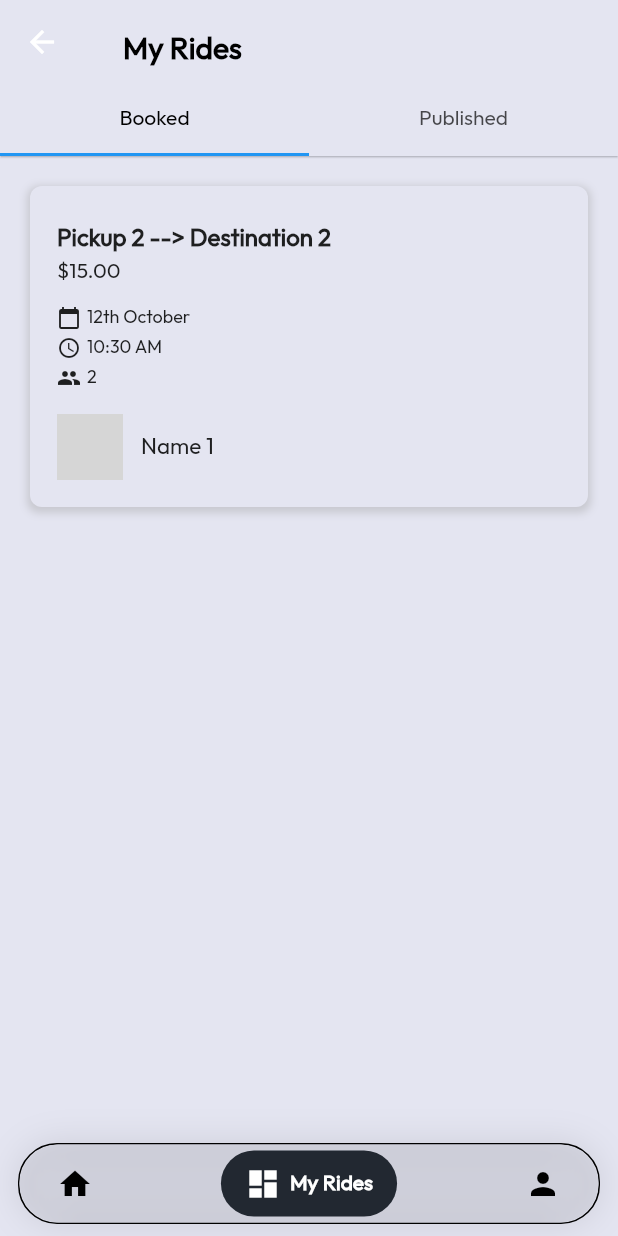
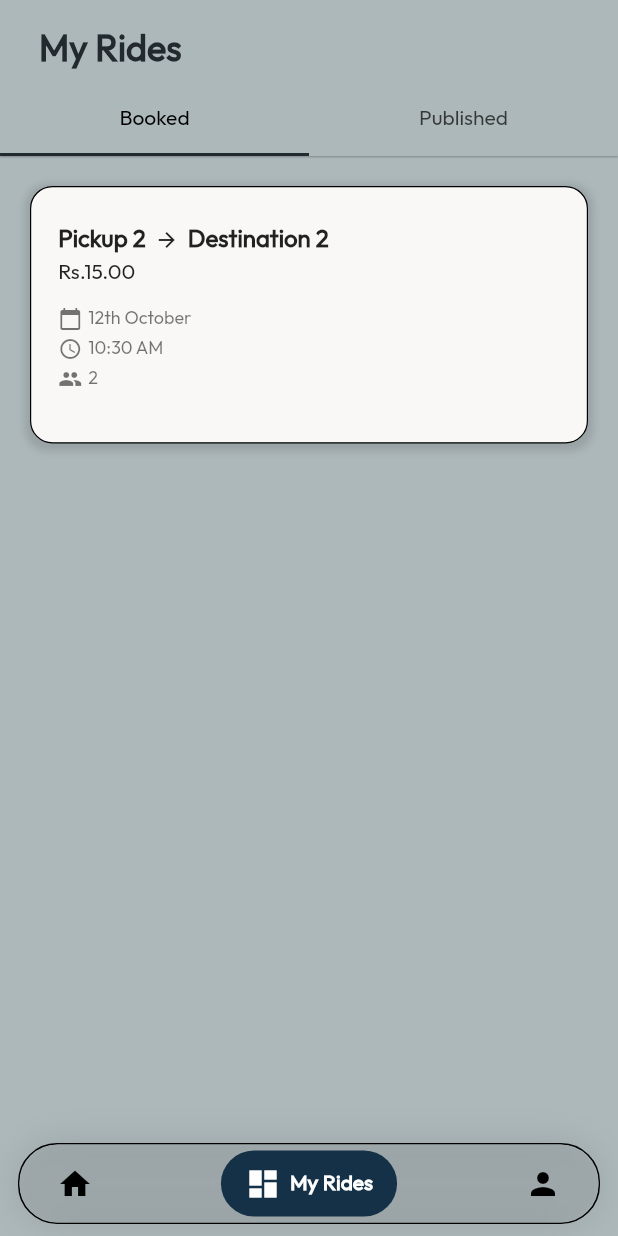
Before and after one commit to siddharthkanna/Commutify, a Flutter app: the RidePublished screen opened directly, after a tap on "See My Rides", on a phone screen of 412 x 824 dp. Run offline on Flutter 3.47's test engine with Material 2 defaults, Android fonts, the phone set to English and light mode, and no system bars; drawn by our look-alikes of google_nav_bar; our stand-ins replace carousel_slider, firebase_auth, firebase_core, flutter_dotenv, flutter_map, flutter_riverpod and 3 more; accounts and stored records are empty; network calls fail; grey boxes are pictures that could not be loaded.

Commit message:
ui changes

```diff
--- a/lib/Themes/app_theme.dart
+++ b/lib/Themes/app_theme.dart
@@ -1,12 +1,10 @@
 import 'package:flutter/material.dart';
 
 class Apptheme {
-  static const Color primaryColor = Color(0xff222831);
-  static const Color secondaryColor = Color(0xff484b46);
-  static const Color thirdColor = Color(0xffd2d3db);
-  static const Color fourthColor = Color(0xffe4e5f1);
-  static const Color conatainer = Color(0xffe4e5f1);
-  static const Color inputBox = Color(0xffd2d3db);
-  static const Color button = Color(0xff484b6a);
-  static const Color background = Color(0xffcfebf9);
+  static const Color mist = Color(0xffadb8bb);
+  static const Color noir = Color(0xff232a2f);
+  static const Color navy = Color(0xff153147);
+  static const Color almond = Color(0xffedeae4);
+  static const Color ivory = Color(0xfff9f8f7);
+  static const Color backgroundblue = Color(0xffCFEBF9);
 }
--- a/lib/components/navbar.dart
+++ b/lib/components/navbar.dart
@@ -41,7 +41,7 @@ class NavBar extends StatelessWidget {
               iconSize: 24,
               padding: const EdgeInsets.symmetric(horizontal: 16, vertical: 10),
               duration: const Duration(milliseconds: 500),
-              tabBackgroundColor: Apptheme.primaryColor,
+              tabBackgroundColor: Apptheme.navy,
               tabs: const [
                 GButton(
                   icon: Icons.home,
--- a/lib/components/search/search_screen.dart
+++ b/lib/components/search/search_screen.dart
@@ -79,7 +79,7 @@ class _SearchScreenState extends State<SearchScreen> {
   @override
   Widget build(BuildContext context) {
     return Scaffold(
-      backgroundColor: Apptheme.conatainer,
+      backgroundColor: Apptheme.ivory,
       body: Column(
         children: [
           Padding(
--- a/lib/providers/auth_provider.dart
+++ b/lib/providers/auth_provider.dart
@@ -63,7 +63,7 @@ class AuthService extends ChangeNotifier {
       final user = _firebaseAuth.currentUser;
       final uid = user?.uid;
 
-      final url = Uri.parse('http://192.168.0.103:3000/auth/exists');
+      final url = Uri.parse('https://ridesharing-backend-node.onrender.com/auth/exists');
       final response = await http.post(
         url,
         body: {
@@ -92,6 +92,7 @@ class AuthService extends ChangeNotifier {
         }
       } else {
         setError('Failed to check user existence. Please try again.');
+
       }
     } catch (e) {
       setError('Failed to check user existence. Please try again.: $e');
--- a/lib/screens/Driver/DriverComponents/destination_location_input.dart
+++ b/lib/screens/Driver/DriverComponents/destination_location_input.dart
@@ -25,7 +25,7 @@ class DestinationLocationInput extends StatelessWidget {
         ),
         decoration: InputDecoration(
           filled: true,
-          fillColor: Apptheme.thirdColor,
+          fillColor: Apptheme.ivory,
           enabledBorder: OutlineInputBorder(
             borderRadius: BorderRadius.circular(15.0),
           ),
--- a/lib/screens/Driver/DriverComponents/mode_switch.dart
+++ b/lib/screens/Driver/DriverComponents/mode_switch.dart
@@ -23,7 +23,7 @@ class ModeSwitch extends StatelessWidget {
           width: 120,
           height: 30,
           decoration: BoxDecoration(
-            color: scheduledMode ? Apptheme.button : Apptheme.primaryColor,
+            color: scheduledMode ? Apptheme.navy : Apptheme.noir,
             borderRadius: BorderRadius.circular(5),
           ),
           child: SizedBox(
@@ -43,8 +43,8 @@ class ModeSwitch extends StatelessWidget {
           onChanged: (value) {
             toggleMode();
           },
-          activeColor: Apptheme.button,
-          inactiveThumbColor: Apptheme.primaryColor,
+          activeColor: Apptheme.navy,
+          inactiveThumbColor: Apptheme.noir,
         ),
       ],
     );
--- a/lib/screens/Driver/DriverComponents/pickup_location_input.dart
+++ b/lib/screens/Driver/DriverComponents/pickup_location_input.dart
@@ -25,7 +25,7 @@ class PickupLocationInput extends StatelessWidget {
         ),
         decoration: InputDecoration(
           filled: true,
-          fillColor: Apptheme.thirdColor,
+          fillColor: Apptheme.ivory,
           enabledBorder: OutlineInputBorder(
             borderRadius: BorderRadius.circular(15.0),
           ),
--- a/lib/screens/Driver/DriverComponents/scheduled_mode_section.dart
+++ b/lib/screens/Driver/DriverComponents/scheduled_mode_section.dart
@@ -29,7 +29,7 @@ class ScheduledModeSection extends StatelessWidget {
             ElevatedButton(
               onPressed: () => selectDate(context),
               style: ElevatedButton.styleFrom(
-                backgroundColor: Apptheme.primaryColor,
+                backgroundColor: Apptheme.noir,
                 shape: RoundedRectangleBorder(
                     borderRadius: BorderRadius.circular(15.0)),
               ),
@@ -45,7 +45,7 @@ class ScheduledModeSection extends StatelessWidget {
             ElevatedButton(
               onPressed: () => selectTime(context),
               style: ElevatedButton.styleFrom(
-                backgroundColor: Apptheme.primaryColor,
+                backgroundColor: Apptheme.noir,
                 shape: RoundedRectangleBorder(
                     borderRadius: BorderRadius.circular(15.0)),
               ),
--- a/lib/screens/Driver/DriverComponents/seating_capacity_selection.dart
+++ b/lib/screens/Driver/DriverComponents/seating_capacity_selection.dart
@@ -26,7 +26,7 @@ class SeatingCapacitySelection extends StatelessWidget {
           width: 200,
           height: 45,
           decoration: BoxDecoration(
-            color: Apptheme.thirdColor,
+            color: Apptheme.ivory,
             border: Border.all(
               color: Colors.black,
               width: 1.0,
@@ -72,7 +72,7 @@ class SeatingCapacitySelection extends StatelessWidget {
             icon: const Icon(Icons.arrow_drop_down),
             iconSize: 32.0,
             underline: const SizedBox(),
-            dropdownColor: Apptheme.fourthColor,
+            dropdownColor: Apptheme.ivory,
           ),
         ),
       ],
--- a/lib/screens/Driver/DriverComponents/vehicle_selection.dart
+++ b/lib/screens/Driver/DriverComponents/vehicle_selection.dart
@@ -32,8 +32,8 @@ class _VehicleSelectionState extends ConsumerState<VehicleSelection> {
 
   Future<void> fetchVehicles() async {
     try {
-      final response = await http.get(
-          Uri.parse('http://192.168.0.103:3000/auth/vehicles/${widget.uid}'));
+      final response = await http.get(Uri.parse(
+          'https://ridesharing-backend-node.onrender.com/auth/vehicles/${widget.uid}'));
       if (response.statusCode == 200) {
         final data = json.decode(response.body);
         final vehicleNames = data['vehicleNames'];
@@ -78,7 +78,7 @@ class _VehicleSelectionState extends ConsumerState<VehicleSelection> {
           width: 200,
           height: 45,
           decoration: BoxDecoration(
-            color: Apptheme.thirdColor,
+            color: Apptheme.ivory,
             border: Border.all(
               color: Colors.black,
               width: 1.0,
--- a/lib/screens/Driver/Ride_Publish.dart
+++ b/lib/screens/Driver/Ride_Publish.dart
@@ -8,7 +8,7 @@ class RidePublished extends StatelessWidget {
   @override
   Widget build(BuildContext context) {
     return Scaffold(
-      backgroundColor: Apptheme.background,
+      backgroundColor: Apptheme.backgroundblue,
       body: Center(
         child: Column(
           mainAxisAlignment: MainAxisAlignment.center,
@@ -51,16 +51,19 @@ class RidePublished extends StatelessWidget {
             const SizedBox(height: 100),
             ElevatedButton(
               onPressed: () {
-                Navigator.push(
+                Navigator.pushAndRemoveUntil(
                   context,
                   MaterialPageRoute(
-                      builder: (context) => const PageViewScreen(initialPage : 1)),
+                      builder: (context) =>
+                          const PageViewScreen(initialPage: 1)),
+                  (route) =>
+                      false, // RoutePredicate: Always return false to remove all previous routes.
                 );
               },
               style: ElevatedButton.styleFrom(
                   elevation: 15,
                   minimumSize: const Size(280, 55),
-                  backgroundColor: Apptheme.primaryColor,
+                  backgroundColor: Apptheme.noir,
                   shape: RoundedRectangleBorder(
                       borderRadius: BorderRadius.circular(10.0))),
               child: const Text('See My Rides', style: TextStyle(fontSize: 24)),
--- a/lib/screens/auth/login.dart
+++ b/lib/screens/auth/login.dart
@@ -12,7 +12,7 @@ class Login extends ConsumerWidget {
     final loading = auth.loading;
 
     return Scaffold(
-      backgroundColor: Apptheme.primaryColor,
+      backgroundColor: Apptheme.navy,
       body: Stack(
         children: [
           Center(
@@ -28,7 +28,7 @@ class Login extends ConsumerWidget {
                       style: TextStyle(
                         fontWeight: FontWeight.w900,
                         fontSize: 42.0,
-                        color: Apptheme.fourthColor,
+                        color: Apptheme.ivory,
                       ),
                     ),
                     const SizedBox(height: 50.0),
@@ -47,7 +47,7 @@ class Login extends ConsumerWidget {
                           ),
                           minimumSize: const Size.fromHeight(
                               50), // Adjust the height as needed
-                          backgroundColor: Apptheme.fourthColor,
+                          backgroundColor: Apptheme.ivory,
                           shape: RoundedRectangleBorder(
                             borderRadius: BorderRadius.circular(18.0),
                           ),
--- a/lib/screens/home_screen.dart
+++ b/lib/screens/home_screen.dart
@@ -4,7 +4,7 @@ import '../services/location_service.dart';
 import 'package:mlritpool/components/map_widget.dart';
 import 'package:mlritpool/components/search/search_container.dart';
 import 'package:mlritpool/models/map_box_place.dart';
-import 'package:mlritpool/themes/app_theme.dart';
+import 'package:mlritpool/Themes/app_theme.dart';
 import 'package:flutter/scheduler.dart' show SchedulerBinding;
 
 class HomeScreen extends StatefulWidget {
@@ -89,7 +89,7 @@ class _HomeScreenState extends State<HomeScreen> {
             right: 18,
             child: FloatingActionButton(
               onPressed: getCurrentLocation,
-              backgroundColor: Apptheme.primaryColor,
+              backgroundColor: Apptheme.navy,
               child: const Icon(Icons.my_location),
             ),
           ),
--- a/lib/screens/myrides_screen.dart
+++ b/lib/screens/myrides_screen.dart
@@ -40,7 +40,7 @@ class _MyRidesState extends State<MyRides> with SingleTickerProviderStateMixin {
   }
 
   fetchPublishedRide() async {
-    final List<Ride> rides = await fetchPublishedRides();
+    final List<Ride> rides = await ApiService.fetchPublishedRides();
     setState(() {
       publishedRides = rides;
       print(publishedRides);
@@ -54,20 +54,21 @@ class _MyRidesState extends State<MyRides> with SingleTickerProviderStateMixin {
   @override
   Widget build(BuildContext context) {
     return Scaffold(
-      backgroundColor: Apptheme.fourthColor,
+      backgroundColor: Apptheme.mist,
       appBar: AppBar(
         title: Padding(
           padding: EdgeInsets.only(left: 10.0, top: 10.0),
           child: const Text(
             'My Rides',
-            style: TextStyle(color: Colors.black, fontWeight: FontWeight.bold),
+            style: TextStyle(color: Apptheme.noir, fontWeight: FontWeight.bold, fontSize: 24),
           ),
         ),
-        backgroundColor: Apptheme.fourthColor,
+        backgroundColor: Apptheme.mist,
         elevation: 0.5,
         bottom: TabBar(
           controller: _tabController,
           labelColor: Colors.black,
+          indicatorColor: Apptheme.noir,
           tabs: const [
             Tab(text: 'Booked'),
             Tab(text: 'Published'),
@@ -108,88 +109,89 @@ class RideCard extends StatelessWidget {
   Widget build(BuildContext context) {
     return Container(
       decoration: BoxDecoration(
-        color: Apptheme.fourthColor,
-        borderRadius: BorderRadius.circular(8.0),
+        color: Apptheme.ivory,
+        borderRadius: BorderRadius.circular(15.0),
         boxShadow: [
           BoxShadow(
-            color: Colors.grey.withOpacity(0.4),
-            spreadRadius: 2,
+            color: Colors.black.withOpacity(0.12),
+            spreadRadius: 3,
             blurRadius: 4,
             offset: Offset(0, 2), // changes the shadow direction
           ),
         ],
+        border: Border.all(
+          color: Colors.black,// Border color
+          width: 0.8, // Border width
+        ),
       ),
       padding: const EdgeInsets.all(18.0),
       child: Column(
         crossAxisAlignment: CrossAxisAlignment.start,
         children: [
           const SizedBox(height: 8.0),
-          Text(
-            '${ride.pickup.length > 15 ? ride.pickup.substring(0, 15) : ride.pickup} --> ${ride.destination.length > 15 ? ride.destination.substring(0, 15) : ride.destination}',
-            style: const TextStyle(
-              fontSize: 16.0,
-              fontWeight: FontWeight.bold,
-            ),
+          Row(
+            children: [
+              Text(
+                '${ride.pickup.length > 15 ? ride.pickup.substring(0, 15) : ride.pickup}',
+                style: const TextStyle(
+                  fontSize: 16.0,
+                  fontWeight: FontWeight.bold
+                ),
+              ),
+              const SizedBox(width: 6),
+              const Icon(
+                Icons.arrow_forward,
+                size: 16.0, // Adjust this value to make the arrow icon larger
+              ),
+              const SizedBox(width: 6),
+              Text(
+                '${ride.destination.length > 15 ? ride.destination.substring(0, 15) : ride.destination}',
+                style: const TextStyle(
+                  fontSize: 16.0,
+                  fontWeight: FontWeight.bold
+                ),
+              ),
+            ],
           ),
           const SizedBox(height: 5.0),
           Text(
-            '\$${ride.price.toStringAsFixed(2)}',
-            style: const TextStyle(
-              fontSize: 14.0,
-            ),
+            '\Rs.${ride.price.toStringAsFixed(2)}',
+            style: const TextStyle(fontSize: 14.0, fontWeight: FontWeight.w300),
           ),
           const SizedBox(height: 16.0),
           const Row(
             children: [
-              Icon(Icons.calendar_today, size: 16.0),
+              Icon(Icons.calendar_today, size: 16.0,color: Colors.black54,),
               SizedBox(width: 4.0),
               Text(
                 '12th October',
-                style: TextStyle(fontSize: 12.0),
+                style: TextStyle(fontSize: 12.0,color: Colors.black54),
               ),
             ],
           ),
           const SizedBox(height: 4.0),
           Row(
             children: [
-              const Icon(Icons.access_time, size: 16.0),
+              const Icon(Icons.access_time, size: 16.0,color: Colors.black54,),
               const SizedBox(width: 4.0),
               Text(
                 '${ride.time}',
-                style: const TextStyle(fontSize: 12.0),
+                style: const TextStyle(fontSize: 12.0,color: Colors.black54),
               ),
             ],
           ),
           const SizedBox(height: 4.0),
           const Row(
             children: [
-              Icon(Icons.people, size: 16.0),
+              Icon(Icons.people, size: 16.0,color: Colors.black54,),
               SizedBox(width: 4.0),
               Text(
                 '2',
-                style: TextStyle(fontSize: 12.0),
+                style: TextStyle(fontSize: 12.0,color: Colors.black54),
               ),
             ],
           ),
           const SizedBox(height: 16.0),
-          Row(
-            children: [
-              const CircleAvatar(
-                radius: 22.0,
-                // Replace the imageProvider with your driver's image asset or network image.
-                backgroundImage: NetworkImage(
-                    'https://images.pexels.com/photos/220453/pexels-photo-220453.jpeg?auto=compress&cs=tinysrgb&w=1600'),
-              ),
-              SizedBox(width: 12.0),
-              Text(
-                ride.name,
-                style: const TextStyle(
-                  fontSize: 15.0,
-                  fontWeight: FontWeight.w400,
-                ),
-              ),
-            ],
-          ),
         ],
       ),
     );
--- a/lib/screens/profile_screen.dart
+++ b/lib/screens/profile_screen.dart
@@ -17,7 +17,7 @@ class ProfileScreen extends ConsumerWidget {
         title: const Text('Profile Screen'),
       ),
       body: Container(
-        color: Apptheme.fourthColor,
+        color: Apptheme.mist,
         child: Center(
           child: Column(
             mainAxisAlignment: MainAxisAlignment.center,
@@ -30,7 +30,7 @@ class ProfileScreen extends ConsumerWidget {
               Text(
                 'User Name: ${user?.displayName ?? "N/A"}',
                 style:
-                    const TextStyle(fontSize: 18, color: Apptheme.primaryColor),
+                    const TextStyle(fontSize: 18, color: Apptheme.noir),
               ),
               const SizedBox(height: 24.0),
               ElevatedButton(
--- a/lib/services/api_service.dart
+++ b/lib/services/api_service.dart
@@ -1,11 +1,20 @@
 import 'dart:convert';
 import 'package:http/http.dart' as http;
 import '../models/ride_modal.dart';
+import 'package:flutter_riverpod/flutter_riverpod.dart';
+import '../providers/auth_provider.dart';
 
-Future<bool> createUser(Map<String, dynamic> userData) async {
+final uidProvider = Provider<String?>((ref) {
+  final authService = ref.watch(authProvider);
+  final user = authService.getCurrentUser();
+  return user?.uid;
+});
+
+class ApiService {
+  static Future<bool> createUser(Map<String, dynamic> userData) async {
     try {
       final url = Uri.parse(
-        'http://192.168.0.103:3000/auth/'); // Specify the correct route for creating a user
+          'https://ridesharing-backend-node.onrender.com/auth/');
       final response = await http.post(
         url,
         headers: {'Content-Type': 'application/json'},
@@ -25,10 +34,10 @@ Future<bool> createUser(Map<String, dynamic> userData) async {
     }
   }
 
-Future<List<String>> fetchVehicles(String uid) async {
+  static Future<List<String>> fetchVehicles(String uid) async {
     try {
-    final response = await http
-        .get(Uri.parse('http://192.168.0.103:3000/auth/vehicles/$uid'));
+      final response = await http.get(Uri.parse(
+          'https://ridesharing-backend-node.onrender.com/auth/vehicles/$uid'));
       if (response.statusCode == 200) {
         final data = json.decode(response.body);
         final vehicleNames = data['vehicleNames'];
@@ -41,9 +50,9 @@ Future<List<String>> fetchVehicles(String uid) async {
     }
   }
 
-Future<bool> publishRide(Map<String, dynamic> rideData) async {
+  static Future<bool> publishRide(Map<String, dynamic> rideData) async {
     const String url =
-      'http://192.168.0.103:3000/ride/publishride'; // Replace this with your backend API URL
+        'https://ridesharing-backend-node.onrender.com/ride/publishride'; // Replace this with your backend API URL
 
     try {
       final response = await http.post(
@@ -65,10 +74,16 @@ Future<bool> publishRide(Map<String, dynamic> rideData) async {
     }
   }
 
-Future<List<Ride>> fetchPublishedRides() async {
+  static Future<List<Ride>> fetchPublishedRides() async {
     try {
+      final String? uid = ProviderContainer().read(uidProvider);
+      print(uid);
+
+      if (uid == null) {
+        throw Exception('UID not available. User not authenticated.');
+      }
       final response = await http.get(Uri.parse(
-        'http://192.168.0.103:3000/ride/fetchPublishedRides?driverId=alSrXu1NxRWCEoecxsZ6HPncKex1'));
+          'https://ridesharing-backend-node.onrender.com/ride/fetchPublishedRides?driverId=$uid'));
 
       if (response.statusCode == 200) {
         final List<dynamic> data = json.decode(response.body);
@@ -83,3 +98,4 @@ Future<List<Ride>> fetchPublishedRides() async {
       return []; // Return an empty list in case of an error
     }
   }
+}
```
Also changed, not shown: lib/components/search/search_container.dart (+23 -13 lines), lib/screens/Driver/Driver_Screen.dart (+12 -14 lines), lib/screens/auth/details.dart (+8 -8 lines). Lines whose indentation alone changed are shown as unchanged.
